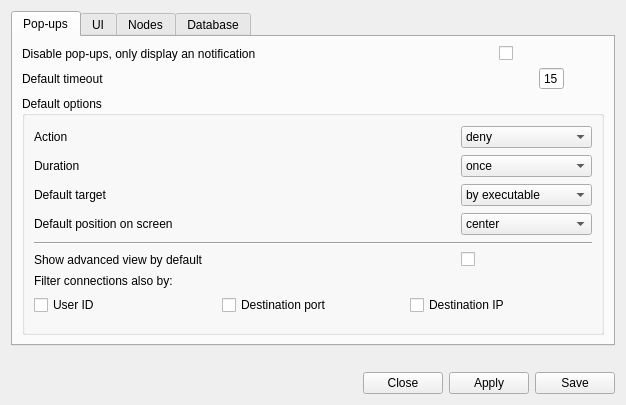
The window that ui/opensnitch/res/preferences.ui (evilsocket/opensnitch) describes before a commit, drawn with Qt 5.
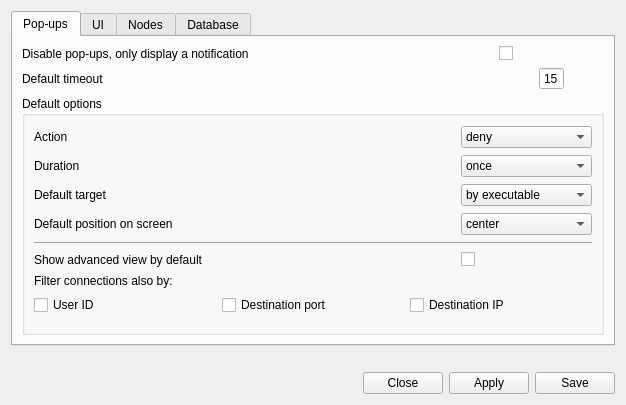
The same window after the commit. Icons and pictures are not drawn.

What changed in the file:
```diff
--- a/ui/opensnitch/res/preferences.ui
+++ b/ui/opensnitch/res/preferences.ui
@@ -458,7 +458,7 @@
        <item row="0" column="0" colspan="3">
         <widget class="QLabel" name="label_16">
          <property name="text">
-          <string>Disable pop-ups, only display an notification</string>
+          <string>Disable pop-ups, only display a notification</string>
          </property>
          <property name="wordWrap">
           <bool>true</bool>
```
